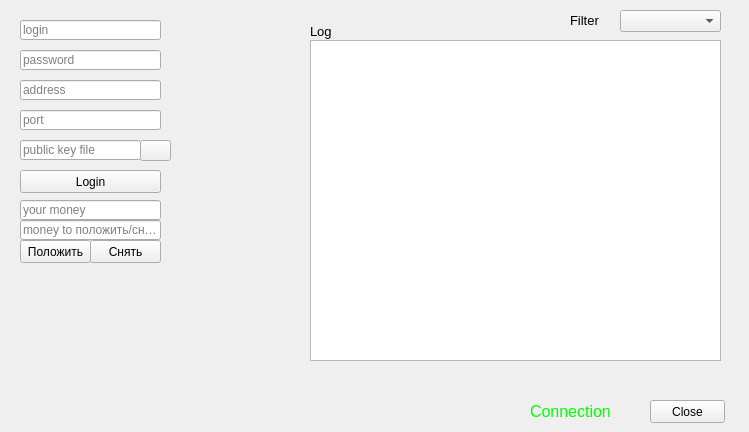
Above: client/ClientApplication/mainwindow.ui from gear54rus/bank-system before the change. Below: the same form after it.
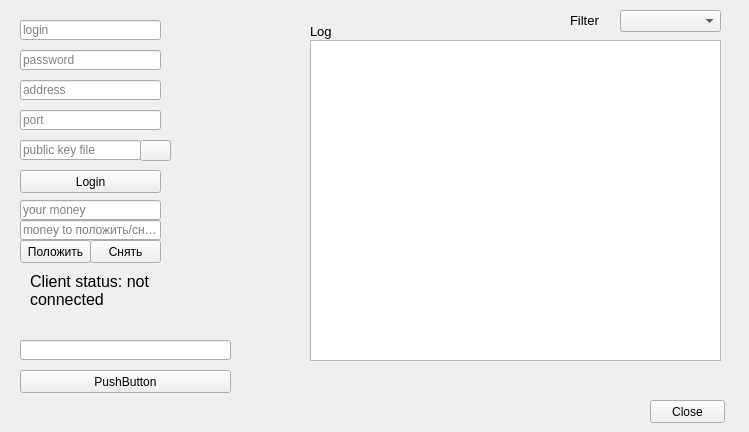
That is the form after the change. Icons and pictures are not drawn.

Commit message: CLIENT: Client 0.9 version beta i've put elements for debug

The edit to the form file:
```diff
--- a/client/ClientApplication/mainwindow.ui
+++ b/client/ClientApplication/mainwindow.ui
@@ -231,88 +231,6 @@
      <string>Close</string>
     </property>
    </widget>
-   <widget class="QLabel" name="lConnectionState">
-    <property name="geometry">
-     <rect>
-      <x>530</x>
-      <y>401</y>
-      <width>111</width>
-      <height>20</height>
-     </rect>
-    </property>
-    <property name="palette">
-     <palette>
-      <active>
-       <colorrole role="WindowText">
-        <brush brushstyle="SolidPattern">
-         <color alpha="255">
-          <red>0</red>
-          <green>255</green>
-          <blue>0</blue>
-         </color>
-        </brush>
-       </colorrole>
-       <colorrole role="Text">
-        <brush brushstyle="SolidPattern">
-         <color alpha="255">
-          <red>0</red>
-          <green>255</green>
-          <blue>0</blue>
-         </color>
-        </brush>
-       </colorrole>
-      </active>
-      <inactive>
-       <colorrole role="WindowText">
-        <brush brushstyle="SolidPattern">
-         <color alpha="255">
-          <red>0</red>
-          <green>255</green>
-          <blue>0</blue>
-         </color>
-        </brush>
-       </colorrole>
-       <colorrole role="Text">
-        <brush brushstyle="SolidPattern">
-         <color alpha="255">
-          <red>0</red>
-          <green>255</green>
-          <blue>0</blue>
-         </color>
-        </brush>
-       </colorrole>
-      </inactive>
-      <disabled>
-       <colorrole role="WindowText">
-        <brush brushstyle="SolidPattern">
-         <color alpha="255">
-          <red>120</red>
-          <green>120</green>
-          <blue>120</blue>
-         </color>
-        </brush>
-       </colorrole>
-       <colorrole role="Text">
-        <brush brushstyle="SolidPattern">
-         <color alpha="255">
-          <red>120</red>
-          <green>120</green>
-          <blue>120</blue>
-         </color>
-        </brush>
-       </colorrole>
-      </disabled>
-     </palette>
-    </property>
-    <property name="font">
-     <font>
-      <pointsize>12</pointsize>
-     </font>
-    </property>
-    <property name="text">
-     <string>Connection</string>
-    </property>
-   </widget>
    <widget class="QComboBox" name="cbFilter">
     <property name="geometry">
      <rect>
@@ -350,6 +268,50 @@
      <string>Filter</string>
     </property>
    </widget>
+   <widget class="QLabel" name="lClientStatus">
+    <property name="geometry">
+     <rect>
+      <x>30</x>
+      <y>270</y>
+      <width>131</width>
+      <height>41</height>
+     </rect>
+    </property>
+    <property name="font">
+     <font>
+      <pointsize>12</pointsize>
+     </font>
+    </property>
+    <property name="text">
+     <string>Client status: not connected</string>
+    </property>
+    <property name="wordWrap">
+     <bool>true</bool>
+    </property>
+   </widget>
+   <widget class="QLineEdit" name="lineEdit">
+    <property name="geometry">
+     <rect>
+      <x>20</x>
+      <y>340</y>
+      <width>211</width>
+      <height>20</height>
+     </rect>
+    </property>
+   </widget>
+   <widget class="QPushButton" name="pushButton">
+    <property name="geometry">
+     <rect>
+      <x>20</x>
+      <y>370</y>
+      <width>211</width>
+      <height>23</height>
+     </rect>
+    </property>
+    <property name="text">
+     <string>PushButton</string>
+    </property>
+   </widget>
   </widget>
  </widget>
  <layoutdefault spacing="6" margin="11"/>
```
Left out of the diff: 5 changed lines with no effect on the pictures. The commit also changes 4 other files.
